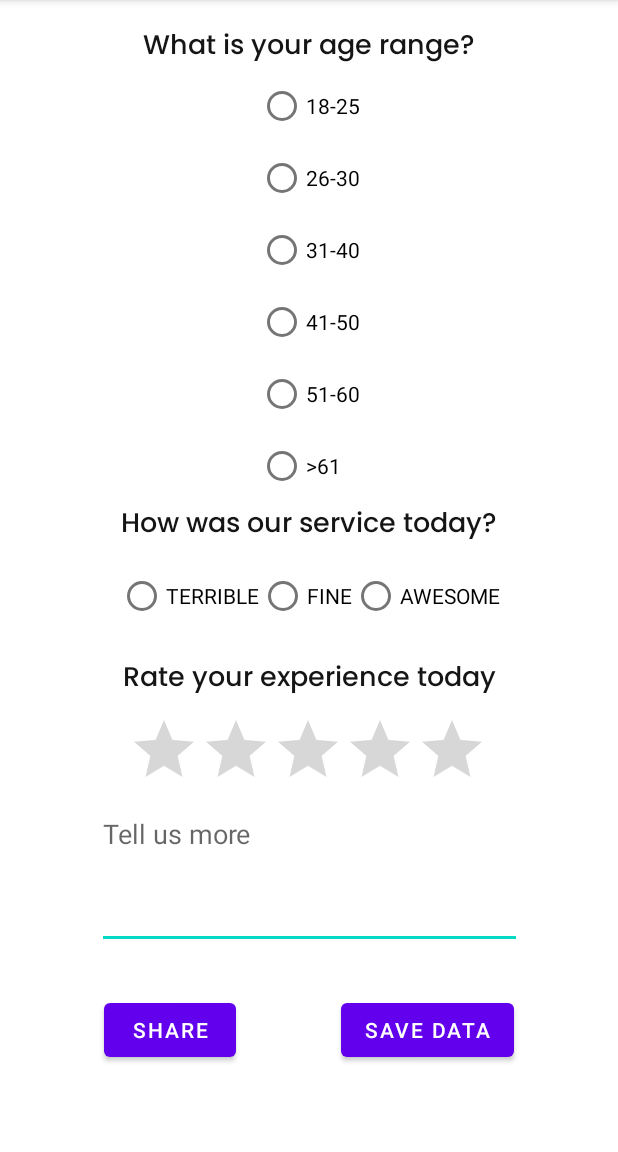
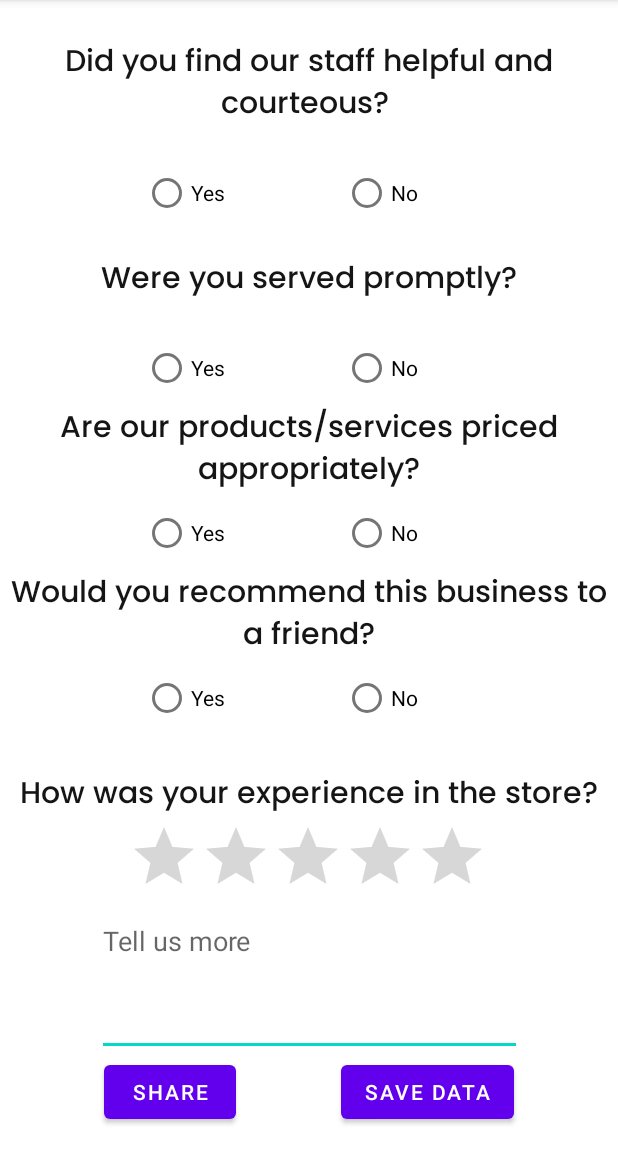
Before and after one commit to cornic15/Customer-Review, an Android app: the screen it shows after launch (MainActivity), after a tap on "SAVE DATA", on a phone screen of 412 x 824 dp, the part 84-1236 px from its top. Run offline under Robolectric (Android 15) with nearby library versions, the phone set to English and light mode, and no system bars.

Commit message:
New layout and database format

```diff
--- a/Dehackathon_Project/app/build.gradle
+++ b/Dehackathon_Project/app/build.gradle
@@ -33,6 +33,7 @@ dependencies {
     implementation 'androidx.appcompat:appcompat:1.2.0'
     implementation 'com.google.android.material:material:1.3.0'
     implementation 'androidx.constraintlayout:constraintlayout:2.0.4'
+    implementation 'androidx.legacy:legacy-support-v4:1.0.0'
     testImplementation 'junit:junit:4.+'
     androidTestImplementation 'androidx.test.ext:junit:1.1.2'
     androidTestImplementation 'androidx.test.espresso:espresso-core:3.3.0'
--- a/Dehackathon_Project/app/src/main/java/com/bhcc/dehackathon_project/CustomerModel.java
+++ b/Dehackathon_Project/app/src/main/java/com/bhcc/dehackathon_project/CustomerModel.java
@@ -3,16 +3,22 @@ package com.bhcc.dehackathon_project;
 public class CustomerModel {
 
     private int id;
-    private String age_range;
-    private String service_cat;
-    private String feedback;
+    private String star_rating;
+    private String question_1;
+    private String question_2;
+    private String question_3;
+    private String question_4;
+    private String tell_us_about;
 
     // Constructors
-    public CustomerModel(int id, String age_range, String service_cat, String feedback) {
+    public CustomerModel(int id, String star_rating, String question_1, String question_2, String question_3, String question_4, String tell_us_about) {
         this.id = id;
-        this.age_range = age_range;
-        this.service_cat = service_cat;
-        this.feedback = feedback;
+        this.star_rating = star_rating;
+        this.question_1 = question_1;
+        this.question_2 = question_2;
+        this.question_3 = question_3;
+        this.question_4 = question_4;
+        this.tell_us_about = tell_us_about;
     }
 
     public CustomerModel() {
@@ -22,9 +28,12 @@ public class CustomerModel {
     public String toString() {
         return "CustomerModel{" +
                 "id=" + id +
-                ", age_range='" + age_range + '\'' +
-                ", service_cat='" + service_cat + '\'' +
-                ", feedback='" + feedback + '\'' +
+                ", star_rating=" + star_rating +
+                ", question_1='" + question_1 + '\'' +
+                ", question_2='" + question_2 + '\'' +
+                ", question_3='" + question_3 + '\'' +
+                ", question_4='" + question_4 + '\'' +
+                ", tell_us_about='" + tell_us_about + '\'' +
                 '}';
     }
 
@@ -38,27 +47,51 @@ public class CustomerModel {
         this.id = id;
     }
 
-    public String getAge_range() {
-        return age_range;
+    public String getStar_rating() {
+        return star_rating;
     }
 
-    public void setAge_range(String age_range) {
-        this.age_range = age_range;
+    public void setStar_rating(String star_rating) {
+        this.star_rating = star_rating;
     }
 
-    public String getService_cat() {
-        return service_cat;
+    public String getQuestion_1() {
+        return question_1;
     }
 
-    public void setService_cat(String service_cat) {
-        this.service_cat = service_cat;
+    public void setQuestion_1(String question_1) {
+        this.question_1 = question_1;
     }
 
-    public String getFeedback() {
-        return feedback;
+    public String getQuestion_2() {
+        return question_2;
     }
 
-    public void setFeedback(String feedback) {
-        this.feedback = feedback;
+    public void setQuestion_2(String question_2) {
+        this.question_2 = question_2;
+    }
+
+    public String getQuestion_3() {
+        return question_3;
+    }
+
+    public void setQuestion_3(String question_3) {
+        this.question_3 = question_3;
+    }
+
+    public String getQuestion_4() {
+        return question_4;
+    }
+
+    public void setQuestion_4(String question_4) {
+        this.question_4 = question_4;
+    }
+
+    public String getTell_us_about() {
+        return tell_us_about;
+    }
+
+    public void setTell_us_about(String tell_us_about) {
+        this.tell_us_about = tell_us_about;
     }
 }
--- a/Dehackathon_Project/app/src/main/java/com/bhcc/dehackathon_project/DataBaseHelper.java
+++ b/Dehackathon_Project/app/src/main/java/com/bhcc/dehackathon_project/DataBaseHelper.java
@@ -9,21 +9,25 @@ import androidx.annotation.Nullable;
 
 public class DataBaseHelper extends SQLiteOpenHelper {
 
+    public static final String CUSTOMER_TABLE = "customerdata";
+    public static final String COLUMN_ID = "ID";
+    public static final String COLUMN_STAR_RATING = "[How was your experience in the store?]";
+    public static final String COLUMN_QUESTION1 = "[Did you find our staff helpful and courteous?]";
+    public static final String COLUMN_QUESTION2 = "[Were you served promptly?]";
+    public static final String COLUMN_QUESTION3 = "[Are our products/services priced appropriately?]";
+    public static final String COLUMN_QUESTION4 = "[Would you recommend this business to a friend?]";
+    public static final String COLUMN_TELL_US = "[Tell us about]";
 
-    public static final String CUSTOMER_TABLE = "CUSTOMER_TABLE";
-    public static final String COLUMN_AGE_RANGE = "AGE_RANGE";
-    public static final String COLUMN_ID = "ID";
-    public static final String COLUMN_SERVICE_CAT = "SERVICE_CAT";
-    public static final String COLUMN_FEEDBACK = "FEEDBACK";
+
 
     public DataBaseHelper(@Nullable Context context) {
-        super(context, "customer.db", null, 1);
+        super(context, "Customer.db", null, 1);
     }
 
     @Override
     public void onCreate(SQLiteDatabase db) {
-        String createTableStatement = "CREATE TABLE " + CUSTOMER_TABLE + " (" + COLUMN_ID + " INTEGER PRIMARY KEY AUTOINCREMENT, " + COLUMN_AGE_RANGE + " TEXT, " +
-                COLUMN_SERVICE_CAT + " TEXT, " + COLUMN_FEEDBACK + " TEXT)";
+        String createTableStatement = "CREATE TABLE " + CUSTOMER_TABLE + " (" + COLUMN_ID + " INTEGER PRIMARY KEY AUTOINCREMENT, " + COLUMN_STAR_RATING + " TEXT, " +
+                COLUMN_QUESTION1 + " TEXT, " + COLUMN_QUESTION2 + " TEXT, " + COLUMN_QUESTION3 + " TEXT, " + COLUMN_QUESTION4 + " TEXT, " + COLUMN_TELL_US + " TEXT)";
 
         db.execSQL(createTableStatement);
 
@@ -38,16 +42,14 @@ public class DataBaseHelper extends SQLiteOpenHelper {
         SQLiteDatabase db = this.getReadableDatabase();
         ContentValues cv = new ContentValues();
 
-        cv.put(COLUMN_AGE_RANGE, customerModel.getAge_range());
-        cv.put(COLUMN_SERVICE_CAT, customerModel.getService_cat());
-        cv.put(COLUMN_FEEDBACK, customerModel.getFeedback());
+        cv.put(COLUMN_STAR_RATING, customerModel.getStar_rating());
+        cv.put(COLUMN_QUESTION1, customerModel.getQuestion_1());
+        cv.put(COLUMN_QUESTION2, customerModel.getQuestion_2());
+        cv.put(COLUMN_QUESTION3, customerModel.getQuestion_3());
+        cv.put(COLUMN_QUESTION4, customerModel.getQuestion_4());
+        cv.put(COLUMN_TELL_US, customerModel.getTell_us_about());
 
         long insert = db.insert(CUSTOMER_TABLE, null, cv);
-        if (insert == -1){
-            return false;
-        }
-        else{
-            return true;
-        }
+        return insert != -1;
     }
 }
--- a/Dehackathon_Project/app/src/main/java/com/bhcc/dehackathon_project/MainActivity.java
+++ b/Dehackathon_Project/app/src/main/java/com/bhcc/dehackathon_project/MainActivity.java
@@ -9,15 +9,17 @@ import android.widget.Button;
 import android.widget.EditText;
 import android.widget.RadioButton;
 import android.widget.RadioGroup;
+import android.widget.RatingBar;
 import android.widget.Toast;
 
 public class MainActivity extends AppCompatActivity {
 
     Button btn_share, btn_save;
-    RadioButton rb_age_range, cust_serv;
+    RadioButton rb_question1, rb_question2, rb_question4, rb_question3;
     String cust_feedback;
-    RadioGroup rg_age, rg_service;
+    RadioGroup rg_1, rg_2, rg_3, rg_4;
     EditText tell_us_more;
+    RatingBar ratingBar;
 
 
     @Override
@@ -28,8 +30,11 @@ public class MainActivity extends AppCompatActivity {
         btn_share = findViewById(R.id.shareBtn);
         btn_save = findViewById(R.id.btn_save);
         tell_us_more = findViewById(R.id.tml_tell_us_more);
-        rg_age = (RadioGroup) findViewById(R.id.radioGroup_age);
-        rg_service = (RadioGroup) findViewById(R.id.radioGroup_service);
+        rg_1 = (RadioGroup) findViewById(R.id.radioGroup_1);
+        rg_2 = (RadioGroup) findViewById(R.id.radioGroup_2);
+        rg_3 = (RadioGroup) findViewById(R.id.radioGroup_3);
+        rg_4 = (RadioGroup) findViewById(R.id.radioGroup_4);
+        ratingBar = (RatingBar) findViewById(R.id.ratingBar);
 
         btn_share.setOnClickListener(new View.OnClickListener(){
             @Override
@@ -50,16 +55,21 @@ public class MainActivity extends AppCompatActivity {
                 CustomerModel customerModel;
 
                 try{
-                    int selectedId = rg_age.getCheckedRadioButtonId();
-                    int selectedId2 = rg_service.getCheckedRadioButtonId();
-                    rb_age_range = (RadioButton) findViewById(selectedId);
-                    cust_serv = (RadioButton) findViewById(selectedId2);
+                    int selectedId = rg_1.getCheckedRadioButtonId();
+                    int selectedId2 = rg_2.getCheckedRadioButtonId();
+                    int selectedId3 = rg_3.getCheckedRadioButtonId();
+                    int selectedId4 = rg_4.getCheckedRadioButtonId();
+                    rb_question1 = (RadioButton) findViewById(selectedId);
+                    rb_question2 = (RadioButton) findViewById(selectedId2);
+                    rb_question3 = (RadioButton) findViewById(selectedId3);
+                    rb_question4 = (RadioButton) findViewById(selectedId4);
                     cust_feedback = tell_us_more.getText().toString();
-                    customerModel = new CustomerModel(-1, rb_age_range.getText().toString(), cust_serv.getText().toString(), cust_feedback);
-//                    Toast.makeText(MainActivity.this, cust_feedback, Toast.LENGTH_SHORT).show();
+                    customerModel = new CustomerModel(-1, String.valueOf(ratingBar.getRating()), rb_question1.getText().toString(), rb_question2.getText().toString(),
+                            rb_question3.getText().toString(), rb_question4.getText().toString(), cust_feedback);
+                    Toast.makeText(MainActivity.this, customerModel.toString(), Toast.LENGTH_SHORT).show();
                 }
                 catch (Exception e){
-                    customerModel = new CustomerModel(-1, "nan", "error", "error");
+                    customerModel = new CustomerModel(-1, "nan", "nan", "nan", "nan", "nan", "nan");
                     Toast.makeText(MainActivity.this, "Error Creating Customer", Toast.LENGTH_SHORT).show();
                 }
 
--- a/Dehackathon_Project/app/src/main/res/layout/activity_main.xml
+++ b/Dehackathon_Project/app/src/main/res/layout/activity_main.xml
@@ -6,100 +6,192 @@
     android:layout_height="match_parent"
     tools:context=".MainActivity">
 
-    <androidx.constraintlayout.widget.ConstraintLayout
-        android:layout_width="match_parent"
-        android:layout_height="match_parent"
-        app:layout_constraintBottom_toBottomOf="parent"
+    <TextView
+        android:id="@+id/textView3"
+        android:layout_width="wrap_content"
+        android:layout_height="wrap_content"
+        android:layout_gravity="center"
+        android:fontFamily="@font/poppins_medium"
+        android:gravity="center"
+        android:text="Were you served promptly?"
+        android:textColor="#151515"
+        android:textSize="20sp"
+        app:layout_constraintBottom_toTopOf="@+id/radioGroup_2"
         app:layout_constraintEnd_toEndOf="parent"
         app:layout_constraintStart_toStartOf="parent"
-        app:layout_constraintTop_toTopOf="parent"
-        tools:context=".MainActivity">
+        app:layout_constraintTop_toBottomOf="@+id/radioGroup_1" />
 
     <RadioGroup
-            android:id="@+id/radioGroup_age"
-            android:layout_width="wrap_content"
+        android:id="@+id/radioGroup_2"
+        android:layout_width="221dp"
         android:layout_height="wrap_content"
+        android:layout_gravity="center"
+        android:orientation="horizontal"
+        app:layout_constraintBottom_toTopOf="@+id/radioGroup_3"
+        app:layout_constraintEnd_toEndOf="parent"
+        app:layout_constraintStart_toStartOf="parent"
+        app:layout_constraintTop_toBottomOf="@+id/textView3">
+
+        <RadioButton
+            android:id="@+id/rb_3"
+            android:layout_width="133dp"
+            android:layout_height="wrap_content"
+            android:text="Yes" />
+
+        <RadioButton
+            android:id="@+id/rb_4"
+            android:layout_width="70dp"
+            android:layout_height="wrap_content"
+            android:text="No" />
+
+    </RadioGroup>
+
+    <RadioGroup
+        android:id="@+id/radioGroup_4"
+        android:layout_width="221dp"
+        android:layout_height="wrap_content"
+        android:layout_gravity="center"
+        android:layout_marginBottom="16dp"
+        android:orientation="horizontal"
         app:layout_constraintBottom_toTopOf="@+id/textView2"
         app:layout_constraintEnd_toEndOf="parent"
         app:layout_constraintStart_toStartOf="parent"
-            app:layout_constraintTop_toBottomOf="@+id/textView">
+        app:layout_constraintTop_toBottomOf="@+id/textView6">
 
         <RadioButton
-                android:id="@+id/rb_18_25"
-                android:layout_width="wrap_content"
+            android:id="@+id/rb_7"
+            android:layout_width="133dp"
             android:layout_height="wrap_content"
-                android:text="18-25" />
+            android:text="Yes" />
 
         <RadioButton
-                android:id="@+id/rb_26_30"
-                android:layout_width="wrap_content"
+            android:id="@+id/rb_8"
+            android:layout_width="70dp"
             android:layout_height="wrap_content"
-                android:text="26-30" />
+            android:text="No" />
 
-            <RadioButton
-                android:id="@+id/rb_31_40"
-                android:layout_width="wrap_content"
-                android:layout_height="wrap_content"
-                android:text="31-40" />
-
-            <RadioButton
-                android:id="@+id/rb_41_50"
-                android:layout_width="wrap_content"
-                android:layout_height="wrap_content"
-                android:text="41-50" />
-
-            <RadioButton
-                android:id="@+id/rb_51_60"
-                android:layout_width="wrap_content"
-                android:layout_height="wrap_content"
-                android:text="51-60" />
-
-            <RadioButton
-                android:id="@+id/rb_60"
-                android:layout_width="wrap_content"
-                android:layout_height="wrap_content"
-                android:text=">61" />
     </RadioGroup>
 
     <TextView
         android:id="@+id/textView"
         android:layout_width="wrap_content"
         android:layout_height="wrap_content"
-            android:layout_marginTop="16dp"
+        android:layout_gravity="center"
+        android:layout_marginTop="8dp"
         android:fontFamily="@font/poppins_medium"
-            android:text="What is your age range?"
+        android:gravity="center"
+        android:text="Did you find our staff helpful and courteous? "
         android:textColor="#151515"
-            android:textSize="18sp"
-            app:layout_constraintBottom_toTopOf="@+id/radioGroup_age"
+        android:textSize="20sp"
+        app:layout_constraintBottom_toTopOf="@+id/radioGroup_1"
         app:layout_constraintEnd_toEndOf="parent"
-            app:layout_constraintHorizontal_bias="0.5"
         app:layout_constraintStart_toStartOf="parent"
         app:layout_constraintTop_toTopOf="parent" />
+
+    <RadioGroup
+        android:id="@+id/radioGroup_3"
+        android:layout_width="221dp"
+        android:layout_height="wrap_content"
+        android:layout_gravity="center"
+        android:orientation="horizontal"
+        app:layout_constraintBottom_toTopOf="@+id/textView6"
+        app:layout_constraintEnd_toEndOf="parent"
+        app:layout_constraintStart_toStartOf="parent"
+        app:layout_constraintTop_toBottomOf="@+id/textView4">
+
+        <RadioButton
+            android:id="@+id/rb_5"
+            android:layout_width="133dp"
+            android:layout_height="wrap_content"
+            android:text="Yes" />
+
+        <RadioButton
+            android:id="@+id/rb_6"
+            android:layout_width="70dp"
+            android:layout_height="wrap_content"
+            android:text="No" />
+
+    </RadioGroup>
+
+    <RadioGroup
+        android:id="@+id/radioGroup_1"
+        android:layout_width="221dp"
+        android:layout_height="wrap_content"
+        android:layout_gravity="center"
+        android:orientation="horizontal"
+        app:layout_constraintBottom_toTopOf="@+id/textView3"
+        app:layout_constraintEnd_toEndOf="parent"
+        app:layout_constraintStart_toStartOf="parent"
+        app:layout_constraintTop_toBottomOf="@+id/textView">
+
+        <RadioButton
+            android:id="@+id/rb_1"
+            android:layout_width="133dp"
+            android:layout_height="wrap_content"
+            android:text="Yes" />
+
+        <RadioButton
+            android:id="@+id/rb_2"
+            android:layout_width="70dp"
+            android:layout_height="wrap_content"
+            android:text="No" />
+
+    </RadioGroup>
+
+    <TextView
+        android:id="@+id/textView4"
+        android:layout_width="wrap_content"
+        android:layout_height="wrap_content"
+        android:layout_gravity="center"
+        android:fontFamily="@font/poppins_medium"
+        android:gravity="center"
+        android:text="Are our products/services priced appropriately?"
+        android:textColor="#151515"
+        android:textSize="20sp"
+        app:layout_constraintBottom_toTopOf="@+id/radioGroup_3"
+        app:layout_constraintEnd_toEndOf="parent"
+        app:layout_constraintStart_toStartOf="parent"
+        app:layout_constraintTop_toBottomOf="@+id/radioGroup_2" />
+
+    <TextView
+        android:id="@+id/textView6"
+        android:layout_width="wrap_content"
+        android:layout_height="wrap_content"
+        android:layout_gravity="center"
+        android:fontFamily="@font/poppins_medium"
+        android:gravity="center"
+        android:text="Would you recommend this business to a friend?"
+        android:textColor="#151515"
+        android:textSize="20sp"
+        app:layout_constraintBottom_toTopOf="@+id/radioGroup_4"
+        app:layout_constraintEnd_toEndOf="parent"
+        app:layout_constraintStart_toStartOf="parent"
+        app:layout_constraintTop_toBottomOf="@+id/radioGroup_3" />
 
     <TextView
         android:id="@+id/textView2"
         android:layout_width="wrap_content"
         android:layout_height="wrap_content"
-            android:layout_marginBottom="8dp"
+        android:layout_marginTop="8dp"
         android:fontFamily="@font/poppins_medium"
-            android:text="How was our service today?"
+        android:text="How was your experience in the store?"
         android:textColor="#151515"
-            android:textSize="18sp"
-            app:layout_constraintBottom_toTopOf="@+id/radioGroup_service"
+        android:textSize="20sp"
+        app:layout_constraintBottom_toTopOf="@+id/ratingBar"
         app:layout_constraintEnd_toEndOf="parent"
         app:layout_constraintStart_toStartOf="parent"
-            app:layout_constraintTop_toBottomOf="@+id/radioGroup_age" />
+        app:layout_constraintTop_toBottomOf="@+id/radioGroup_4" />
 
     <RatingBar
         android:id="@+id/ratingBar"
         android:layout_width="wrap_content"
         android:layout_height="wrap_content"
-            android:layout_marginBottom="8dp"
+        android:stepSize="1"
         app:layout_constraintBottom_toTopOf="@+id/tml_tell_us_more"
         app:layout_constraintEnd_toEndOf="parent"
         app:layout_constraintHorizontal_bias="0.497"
         app:layout_constraintStart_toStartOf="parent"
-            app:layout_constraintTop_toBottomOf="@+id/textView3" />
+        app:layout_constraintTop_toBottomOf="@+id/textView2" />
 
     <EditText
         android:id="@+id/tml_tell_us_more"
@@ -112,50 +204,6 @@
         app:layout_constraintEnd_toEndOf="parent"
         app:layout_constraintStart_toStartOf="parent"
         app:layout_constraintTop_toBottomOf="@+id/ratingBar" />
-
-        <TextView
-            android:id="@+id/textView3"
-            android:layout_width="wrap_content"
-            android:layout_height="wrap_content"
-            android:layout_marginBottom="8dp"
-            android:fontFamily="@font/poppins_medium"
-            android:text="Rate your experience today"
-            android:textColor="#151515"
-            android:textSize="18sp"
-            app:layout_constraintBottom_toTopOf="@+id/ratingBar"
-            app:layout_constraintEnd_toEndOf="parent"
-            app:layout_constraintStart_toStartOf="parent"
-            app:layout_constraintTop_toBottomOf="@+id/radioGroup_service" />
-
-        <RadioGroup
-            android:id="@+id/radioGroup_service"
-            android:layout_width="wrap_content"
-            android:layout_height="wrap_content"
-            android:layout_marginBottom="16dp"
-            android:orientation="horizontal"
-            app:layout_constraintBottom_toTopOf="@+id/textView3"
-            app:layout_constraintEnd_toEndOf="parent"
-            app:layout_constraintStart_toStartOf="parent"
-            app:layout_constraintTop_toBottomOf="@+id/textView2">
-
-            <RadioButton
-                android:id="@+id/rb_terrible"
-                android:layout_width="wrap_content"
-                android:layout_height="wrap_content"
-                android:text="TERRIBLE" />
-
-            <RadioButton
-                android:id="@+id/rb_fine"
-                android:layout_width="wrap_content"
-                android:layout_height="wrap_content"
-                android:text="FINE" />
-
-            <RadioButton
-                android:id="@+id/rb_awesome"
-                android:layout_width="wrap_content"
-                android:layout_height="wrap_content"
-                android:text="AWESOME" />
-        </RadioGroup>
 
     <Button
         android:id="@+id/btn_save"
@@ -183,6 +231,5 @@
         app:layout_constraintTop_toBottomOf="@+id/tml_tell_us_more"
         app:layout_constraintVertical_bias="0.418" />
 
-    </androidx.constraintlayout.widget.ConstraintLayout>
 
 </androidx.constraintlayout.widget.ConstraintLayout>
```
Lines whose indentation alone changed are shown as unchanged.
